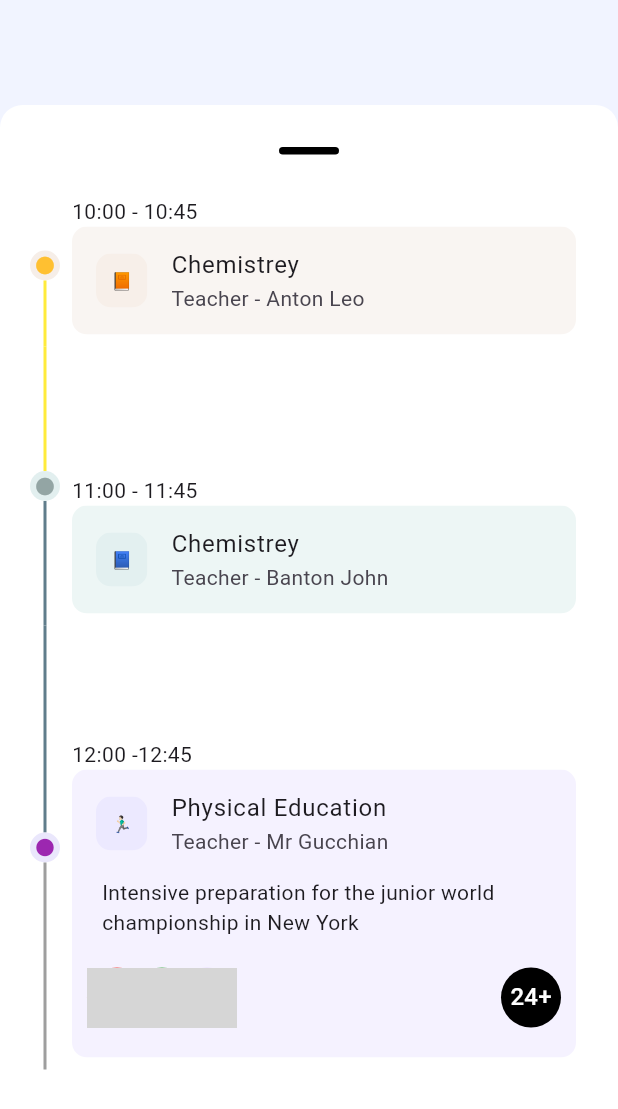
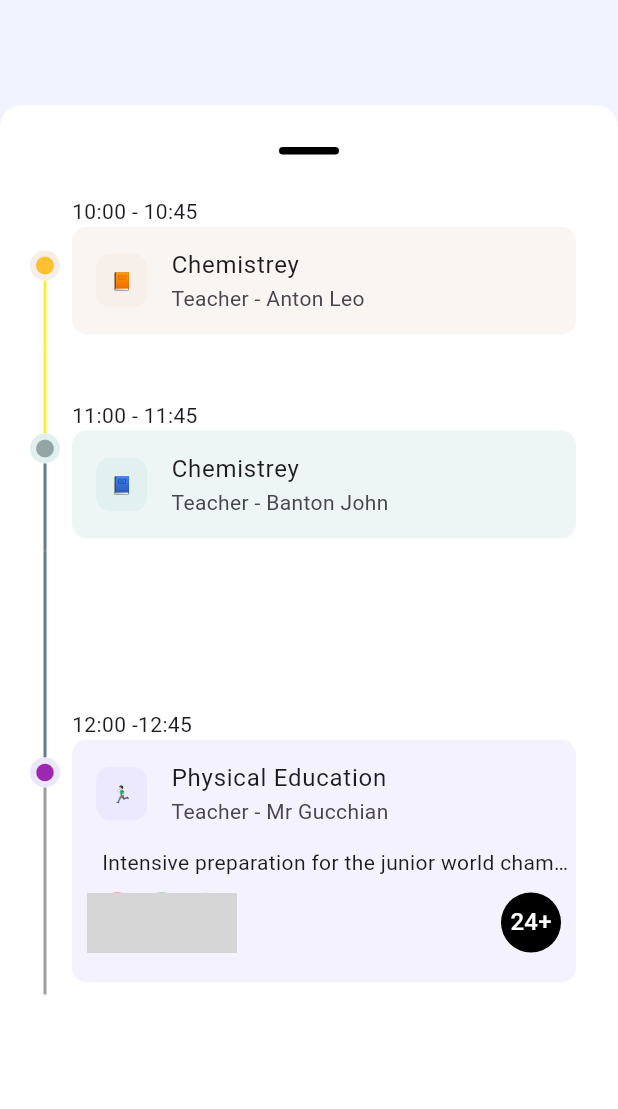
Before and after one commit to Afroz-Shaikh/UI-001, a Flutter app: the screen it shows after launch, after a tap on "Home Works", on a phone screen of 412 x 824 dp. Shown: the top 1109 px of the screen. Run offline on Flutter 3.47's test engine with Material 2 defaults, Android fonts, the phone set to English and light mode, and no system bars; drawn by our look-alikes of timeline_tile; our stand-ins replace flutter_svg; network calls fail; grey boxes are pictures that could not be loaded.

Commit message:
Final Touches

```diff
--- a/lib/views/home_page.dart
+++ b/lib/views/home_page.dart
@@ -15,18 +15,21 @@ class HomePage extends StatelessWidget {
       body: SafeArea(
         child: Padding(
           padding: const EdgeInsets.symmetric(vertical: 10, horizontal: 20),
+          child: SingleChildScrollView(
+            child: Container(
+              height: MediaQuery.of(context).size.height + 200,
               child: Column(
                 crossAxisAlignment: CrossAxisAlignment.start,
                 children: [
                   const SizedBox(
-                height: 20,
+                    height: 25,
                   ),
 
                   //APPBAR
                   const _customAppbar(),
 
                   const SizedBox(
-                height: 30,
+                    height: 20,
                   ),
 
                   //HEADER
@@ -170,6 +173,8 @@ class HomePage extends StatelessWidget {
               ),
             ),
           ),
+        ),
+      ),
     );
   }
 }
@@ -282,8 +287,14 @@ class _homeWorkContent extends StatelessWidget {
           height: 15,
         ),
         ListTile(
-          title: Text('Newtons Law mothion'),
-          subtitle: Text('Read screens 1.1 -1.2 pdf'),
+          title: Text(
+            'Newtons Law mothion',
+            overflow: TextOverflow.ellipsis,
+          ),
+          subtitle: Text(
+            'Read screens 1.1 -1.2 pdf',
+            overflow: TextOverflow.ellipsis,
+          ),
           trailing: Icon(Icons.warning_outlined),
         ),
       ],
--- a/lib/views/second_screen.dart
+++ b/lib/views/second_screen.dart
@@ -9,30 +9,15 @@ class TimeLineScreen extends StatelessWidget {
   @override
   Widget build(BuildContext context) {
     return Scaffold(
-      // backgroundColor: Colors.blue,
-      // appBar: AppBar(
-      //   elevation: 0,
-      //   backgroundColor: Colors.transparent,
-      //   leading: GestureDetector(
-      //       onTap: () {
-      //         Navigator.of(context).pop();
-      //       },
-      //       child: Icon(Icons.arrow_back_ios_new_sharp)),
-      // ),
       body: Stack(
         children: [
           Positioned(
             top: 0,
-            child: GestureDetector(
-              onVerticalDragDown: (details) {
-                Navigator.of(context).pop();
-              },
             child: Container(
                 color: Color(0xffF1F4FF),
                 height: MediaQuery.of(context).size.height - 200,
                 // width: double.infinity,
                 width: MediaQuery.of(context).size.width),
-            ),
           ),
           Positioned(
             top: 70,
@@ -40,10 +25,11 @@ class TimeLineScreen extends StatelessWidget {
               onVerticalDragDown: (details) {
                 Navigator.of(context).pop();
               },
+              child: SingleChildScrollView(
                 child: Container(
                   child: Padding(
-                  padding:
-                      const EdgeInsets.symmetric(vertical: 8.0, horizontal: 20),
+                    padding: const EdgeInsets.symmetric(
+                        vertical: 8.0, horizontal: 20),
                     child: Column(
                       crossAxisAlignment: CrossAxisAlignment.center,
                       children: [
@@ -72,7 +58,8 @@ class TimeLineScreen extends StatelessWidget {
                               child: Container(
                                   child: Column(
                                     mainAxisAlignment: MainAxisAlignment.end,
-                                  crossAxisAlignment: CrossAxisAlignment.start,
+                                    crossAxisAlignment:
+                                        CrossAxisAlignment.start,
                                     children: [
                                       Text('10:00 - 10:45'),
                                       ClipRRect(
@@ -86,14 +73,17 @@ class TimeLineScreen extends StatelessWidget {
                                               child: Container(
                                                 color: Color(0xffF7EFE9),
                                                 child: Padding(
-                                                padding:
-                                                    const EdgeInsets.all(10.0),
+                                                  padding: const EdgeInsets.all(
+                                                      10.0),
                                                   child: Text('📙'),
                                                 ),
                                               ),
                                             ),
                                             title: Text('Chemistrey'),
-                                          subtitle: Text('Teacher - Anton Leo'),
+                                            subtitle: Text(
+                                              'Teacher - Anton Leo',
+                                              overflow: TextOverflow.ellipsis,
+                                            ),
                                           ),
                                         ),
                                       )
@@ -124,7 +114,8 @@ class TimeLineScreen extends StatelessWidget {
                                   child: Column(
                                     mainAxisSize: MainAxisSize.min,
                                     mainAxisAlignment: MainAxisAlignment.end,
-                                  crossAxisAlignment: CrossAxisAlignment.start,
+                                    crossAxisAlignment:
+                                        CrossAxisAlignment.start,
                                     children: [
                                       Text('11:00 - 11:45'),
                                       ClipRRect(
@@ -138,21 +129,23 @@ class TimeLineScreen extends StatelessWidget {
                                               child: Container(
                                                 color: Color(0xffE3F0F0),
                                                 child: Padding(
-                                                padding:
-                                                    const EdgeInsets.all(10.0),
+                                                  padding: const EdgeInsets.all(
+                                                      10.0),
                                                   child: Text('📘'),
                                                 ),
                                               ),
                                             ),
                                             title: Text('Chemistrey'),
-                                          subtitle:
-                                              Text('Teacher - Banton John'),
+                                            subtitle: Text(
+                                              'Teacher - Banton John',
+                                              overflow: TextOverflow.ellipsis,
+                                            ),
                                           ),
                                         ),
                                       )
                                     ],
                                   ),
-                                height: 170,
+                                  height: 120,
                                   width: 100,
                                   color: Colors.transparent)),
                           indicatorStyle: IndicatorStyle(
@@ -177,7 +170,8 @@ class TimeLineScreen extends StatelessWidget {
                                   child: Column(
                                     verticalDirection: VerticalDirection.down,
                                     mainAxisAlignment: MainAxisAlignment.end,
-                                  crossAxisAlignment: CrossAxisAlignment.start,
+                                    crossAxisAlignment:
+                                        CrossAxisAlignment.start,
                                     children: [
                                       Text('12:00 -12:45'),
                                       ClipRRect(
@@ -189,21 +183,25 @@ class TimeLineScreen extends StatelessWidget {
                                                 ListTile(
                                                   leading: ClipRRect(
                                                     borderRadius:
-                                                      BorderRadius.circular(10),
+                                                        BorderRadius.circular(
+                                                            10),
                                                     child: Container(
                                                       color: Color(0xffECE9FF),
                                                       child: Padding(
                                                         padding:
-                                                          const EdgeInsets.all(
-                                                              10.0),
+                                                            const EdgeInsets
+                                                                .all(10.0),
                                                         child: Text('🏃🏻‍♂️'),
                                                       ),
                                                     ),
                                                   ),
-                                                title:
-                                                    Text('Physical Education'),
+                                                  title: Text(
+                                                      'Physical Education'),
                                                   subtitle: Text(
-                                                    'Teacher - Mr Gucchian'),
+                                                    'Teacher - Mr Gucchian',
+                                                    overflow:
+                                                        TextOverflow.ellipsis,
+                                                  ),
                                                 ),
                                                 Padding(
                                                   padding:
@@ -211,11 +209,14 @@ class TimeLineScreen extends StatelessWidget {
                                                   child: Positioned(
                                                     left: 70,
                                                     child: Text(
-                                                      'Intensive preparation for the junior world championship in New York'),
+                                                      'Intensive preparation for the junior world championship in New York',
+                                                      overflow:
+                                                          TextOverflow.ellipsis,
+                                                    ),
                                                   ),
                                                 ),
                                                 SizedBox(
-                                                height: 20,
+                                                  height: 10,
                                                 ),
                                                 Container(
                                                   height: 60,
@@ -254,8 +255,8 @@ class TimeLineScreen extends StatelessWidget {
                                                         child: CircleAvatar(
                                                           child: Text('24+',
                                                               style: TextStyle(
-                                                              color:
-                                                                  Colors.white,
+                                                                color: Colors
+                                                                    .white,
                                                               )),
                                                           backgroundColor:
                                                               Colors.black,
@@ -292,6 +293,7 @@ class TimeLineScreen extends StatelessWidget {
                 ),
               ),
             ),
+          ),
         ],
       ),
     );
```
Also changed, not shown: 1 other file. Lines whose indentation alone changed are shown as unchanged.
